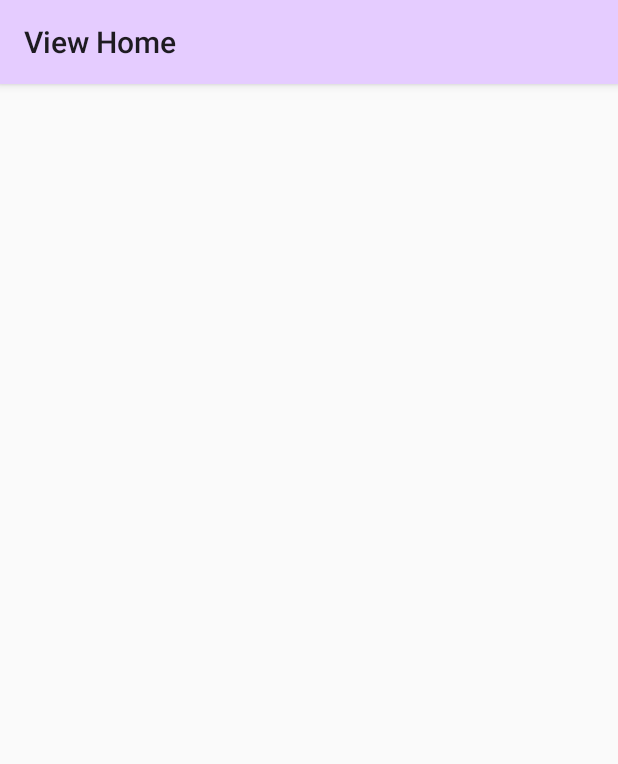
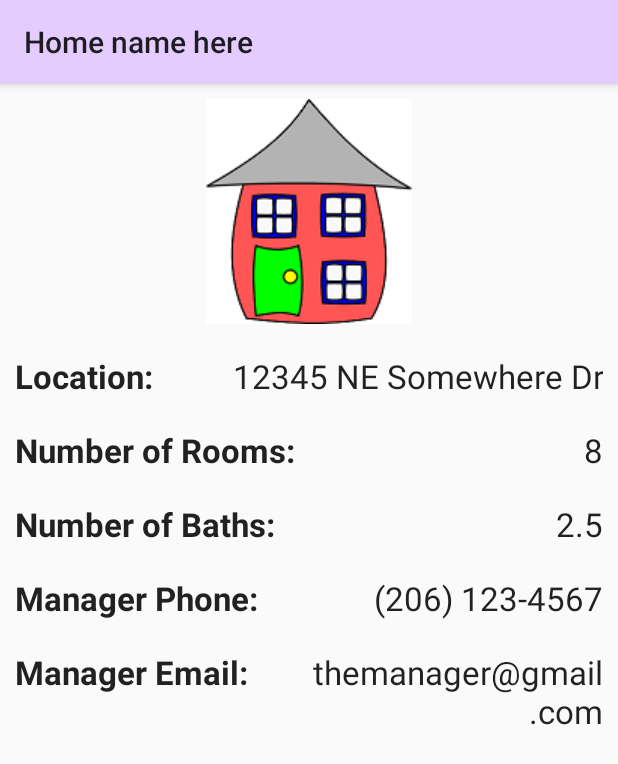
Before and after one commit to dowelc/bow-and-arrow, an Android app: the ViewHome screen opened directly, with no data from a screen before it, on a phone screen of 412 x 824 dp. Shown: the top 764 px of the screen. Run offline under Robolectric (Android 15) with nearby library versions, the phone set to English and light mode, and no system bars.

Commit message:
added most of view home page

```diff
--- a/BowandArrow/app/src/main/AndroidManifest.xml
+++ b/BowandArrow/app/src/main/AndroidManifest.xml
@@ -1,6 +1,7 @@
 <?xml version="1.0" encoding="utf-8"?>
 <manifest xmlns:android="http://schemas.android.com/apk/res/android"
     package="com.winfo.bowandarrow">
+    <uses-permission android:name="android.permission.CALL_PHONE"></uses-permission>
 
     <application
         android:allowBackup="true"
--- a/BowandArrow/app/src/main/java/com/winfo/bowandarrow/ViewHome.java
+++ b/BowandArrow/app/src/main/java/com/winfo/bowandarrow/ViewHome.java
@@ -1,6 +1,9 @@
 package com.winfo.bowandarrow;
 
+import android.content.ClipData;
 import android.content.DialogInterface;
+import android.content.Intent;
+import android.net.Uri;
 import android.os.Bundle;
 import android.support.design.widget.FloatingActionButton;
 import android.support.design.widget.Snackbar;
@@ -8,7 +11,9 @@ import android.support.v7.app.AppCompatActivity;
 import android.support.v7.widget.Toolbar;
 import android.view.Menu;
 import android.view.MenuInflater;
+import android.view.MenuItem;
 import android.view.View;
+import android.widget.TextView;
 
 public class ViewHome extends AppCompatActivity {
 
@@ -19,7 +24,16 @@ public class ViewHome extends AppCompatActivity {
         Toolbar toolbar = (Toolbar) findViewById(R.id.top_bar);
         setSupportActionBar(toolbar);
 
-//        getSupportActionBar().setDisplayHomeAsUpEnabled(true);
+        String homeName = "Home name here";
+        setTitle(homeName);
+
+        TextView managerPhoneNum = (TextView) findViewById(R.id.manager_phone_data);
+        managerPhoneNum.setOnClickListener(new View.OnClickListener() {
+            @Override
+            public void onClick(View v) {
+                callPhoneNum(v);
+            }
+        });
     }
 
     @Override
@@ -29,4 +43,14 @@ public class ViewHome extends AppCompatActivity {
         return true;
     }
 
+    public void callPhoneNum(View v) {
+        Intent callIntent = new Intent(Intent.ACTION_CALL);
+        callIntent.setData(Uri.parse("tel:5038583754"));
+        try {
+            startActivity(callIntent);
+        } catch (SecurityException e) {
+
+        }
+    }
+
 }
--- a/BowandArrow/app/src/main/res/layout/content_main.xml
+++ b/BowandArrow/app/src/main/res/layout/content_main.xml
@@ -4,7 +4,7 @@
     xmlns:tools="http://schemas.android.com/tools"
     android:layout_width="match_parent"
     android:layout_height="match_parent"
-    android:paddingBottom="@dimen/hack_margin"
+    android:paddingBottom="60dp"
     android:paddingLeft="@dimen/activity_horizontal_margin"
     android:paddingRight="@dimen/activity_horizontal_margin"
     android:paddingTop="@dimen/activity_vertical_margin"
--- a/BowandArrow/app/src/main/res/layout/content_view_home.xml
+++ b/BowandArrow/app/src/main/res/layout/content_view_home.xml
@@ -10,15 +10,148 @@
     android:paddingTop="0dp"
     app:layout_behavior="@string/appbar_scrolling_view_behavior"
     tools:context="com.winfo.bowandarrow.ViewHome"
-    tools:showIn="@layout/activity_view_home">
+    tools:showIn="@layout/activity_view_home"
+    android:weightSum="1">
+<!--android:orientation="vertical"-->
 
     <android.support.v7.widget.Toolbar
         android:id="@+id/top_bar"
         android:layout_width="match_parent"
         android:layout_height="?attr/actionBarSize"
+        android:elevation="4dp"
         android:background="@color/colorPrimary"
-        android:elevation="4dp"
         android:theme="@style/ThemeOverlay.AppCompat.ActionBar"
-        app:popupTheme="@style/ThemeOverlay.AppCompat.Light" />
+        app:popupTheme="@style/ThemeOverlay.AppCompat.Light"
+        android:layout_alignParentTop="true"/>
+
+    <ImageView
+        android:id="@+id/main_house_img"
+        android:layout_width="match_parent"
+        android:layout_height="wrap_content"
+        android:src="@drawable/default_house_small"
+        android:layout_marginTop="@dimen/element_margin"
+        android:layout_marginBottom="@dimen/element_margin"
+        android:layout_below="@+id/top_bar"/>
+
+    <TextView
+        android:id="@+id/house_location"
+        android:layout_width="wrap_content"
+        android:layout_height="wrap_content"
+        android:textAppearance="?android:attr/textAppearanceLarge"
+        android:text="Location:"
+        android:layout_gravity="left"
+        android:textStyle="bold"
+        android:padding="@dimen/element_margin"
+        android:layout_below="@+id/main_house_img"/>
+
+    <TextView
+        android:id="@+id/house_location_data"
+        android:layout_width="match_parent"
+        android:layout_height="wrap_content"
+        android:textAppearance="?android:attr/textAppearanceLarge"
+        android:text="12345 NE Somewhere Dr"
+        android:gravity="right"
+        android:padding="@dimen/element_margin"
+        android:layout_below="@+id/main_house_img"
+        android:layout_toRightOf="@+id/house_location"/>
+
+    <TextView
+        android:id="@+id/num_rooms"
+        android:layout_width="wrap_content"
+        android:layout_height="wrap_content"
+        android:textAppearance="?android:attr/textAppearanceLarge"
+        android:text="Number of Rooms:"
+        android:layout_gravity="left"
+        android:textStyle="bold"
+        android:padding="@dimen/element_margin"
+        android:layout_below="@+id/house_location"/>
+
+    <TextView
+        android:id="@+id/num_rooms_data"
+        android:layout_width="match_parent"
+        android:layout_height="wrap_content"
+        android:textAppearance="?android:attr/textAppearanceLarge"
+        android:text="8"
+        android:gravity="right"
+        android:padding="@dimen/element_margin"
+        android:layout_below="@+id/house_location"
+        android:layout_toRightOf="@+id/num_rooms"/>
+
+    <TextView
+        android:id="@+id/num_baths"
+        android:layout_width="wrap_content"
+        android:layout_height="wrap_content"
+        android:textAppearance="?android:attr/textAppearanceLarge"
+        android:text="Number of Baths:"
+        android:layout_gravity="left"
+        android:textStyle="bold"
+        android:padding="@dimen/element_margin"
+        android:layout_below="@+id/num_rooms"/>
+
+    <TextView
+        android:id="@+id/num_baths_data"
+        android:layout_width="match_parent"
+        android:layout_height="wrap_content"
+        android:textAppearance="?android:attr/textAppearanceLarge"
+        android:text="2.5"
+        android:gravity="right"
+        android:padding="@dimen/element_margin"
+        android:layout_below="@+id/num_rooms"
+        android:layout_toRightOf="@+id/num_baths"/>
+
+    <TextView
+        android:id="@+id/manager_phone"
+        android:layout_width="wrap_content"
+        android:layout_height="wrap_content"
+        android:textAppearance="?android:attr/textAppearanceLarge"
+        android:text="Manager Phone:"
+        android:layout_gravity="left"
+        android:textStyle="bold"
+        android:padding="@dimen/element_margin"
+        android:layout_below="@+id/num_baths"/>
+
+    <TextView
+        android:id="@+id/manager_phone_data"
+        android:layout_width="match_parent"
+        android:layout_height="wrap_content"
+        android:textAppearance="?android:attr/textAppearanceLarge"
+        android:text="(206) 123-4567"
+        android:gravity="right"
+        android:padding="@dimen/element_margin"
+        android:layout_below="@+id/num_baths"
+        android:layout_toRightOf="@+id/manager_phone"/>
+
+
+    <TextView
+        android:id="@+id/manager_email"
+        android:layout_width="wrap_content"
+        android:layout_height="wrap_content"
+        android:textAppearance="?android:attr/textAppearanceLarge"
+        android:text="Manager Email:"
+        android:layout_gravity="left"
+        android:textStyle="bold"
+        android:padding="@dimen/element_margin"
+        android:layout_below="@+id/manager_phone"/>
+
+    <TextView
+        android:id="@+id/manager_email_data"
+        android:layout_width="match_parent"
+        android:layout_height="wrap_content"
+        android:textAppearance="?android:attr/textAppearanceLarge"
+        android:text="themanager@gmail.com"
+        android:gravity="right"
+        android:padding="@dimen/element_margin"
+        android:layout_below="@+id/manager_phone"
+        android:layout_toRightOf="@+id/manager_email"/>
+
+
+
+
+    <!--<Button-->
+        <!--android:id="@+id/home_questions"-->
+        <!--android:layout_width="match_parent"-->
+        <!--android:layout_height="wrap_content"-->
+        <!--android:text="Questions"-->
+        <!--android:layout_below="@id/manager_email"/>-->
 
 </RelativeLayout>
--- a/BowandArrow/app/src/main/res/menu/view_home_menu.xml
+++ b/BowandArrow/app/src/main/res/menu/view_home_menu.xml
@@ -3,7 +3,4 @@
     xmlns:app="http://schemas.android.com/apk/res-auto"
     xmlns:tools="http://schemas.android.com/tools"
     tools:context="com.winfo.bowandarrow.ViewHome">
-    <!--<item-->
-        <!--android:title="View Home"-->
-        <!--app:showAsAction="ifRoom"/>-->
 </menu>
--- a/BowandArrow/app/src/main/res/values/dimens.xml
+++ b/BowandArrow/app/src/main/res/values/dimens.xml
@@ -3,5 +3,5 @@
     <dimen name="activity_horizontal_margin">16dp</dimen>
     <dimen name="activity_vertical_margin">16dp</dimen>
     <dimen name="fab_margin">16dp</dimen>
-    <dimen name="hack_margin">60dp</dimen>
+    <dimen name="element_margin">10dp</dimen>
 </resources>
```
Also changed, not shown: BowandArrow/app/src/main/res/drawable/default_house.png, BowandArrow/app/src/main/res/drawable/default_house_small.png (added).
